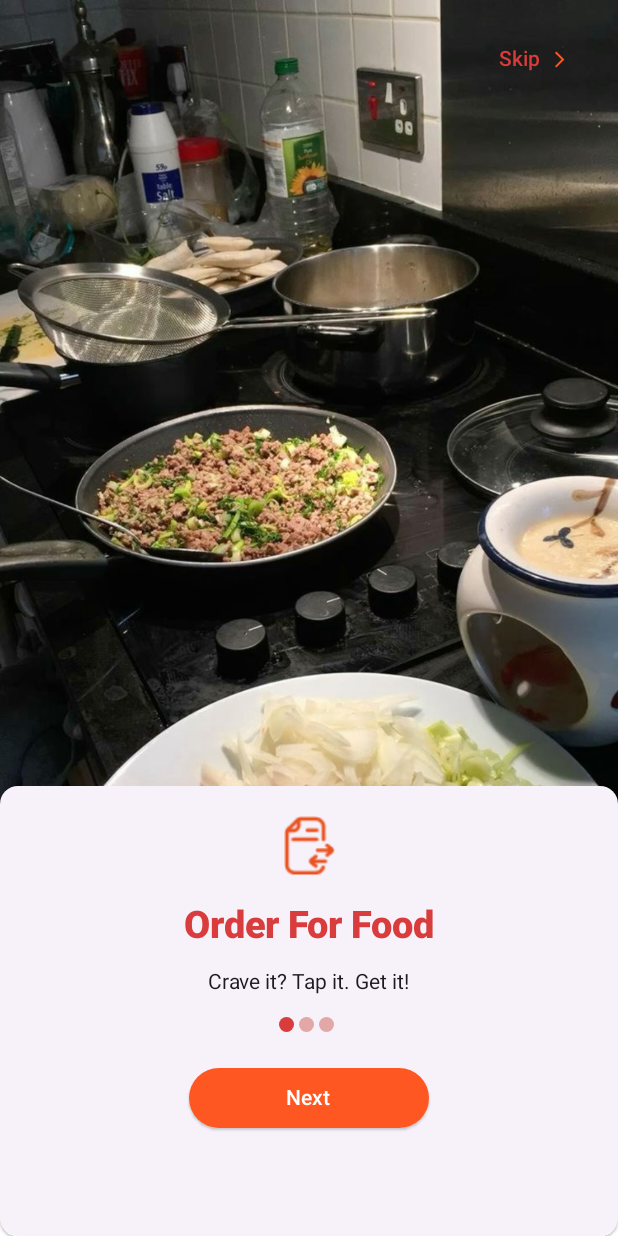
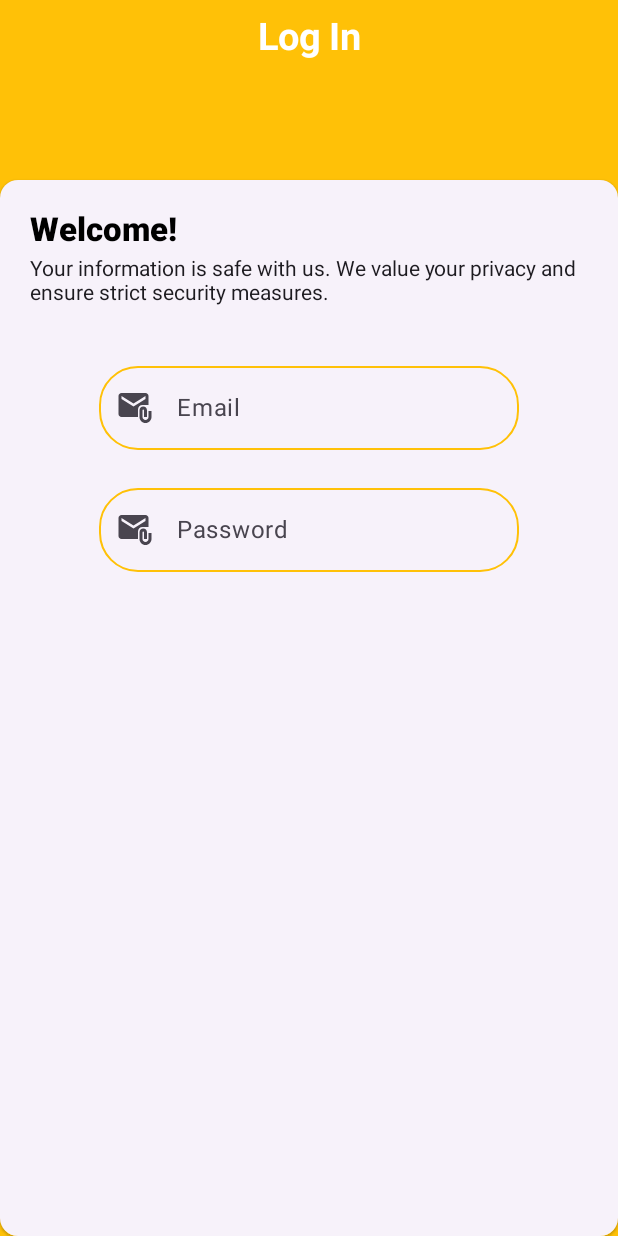
Before and after one commit to WahajSajid/Foodly, an Android app built with Jetpack Compose: the @Preview function Preview, on a phone screen of 412 x 824 dp. Run offline under Robolectric (Android 15) with nearby library versions, the phone set to English and light mode, and no system bars; our stand-ins replace accompanist.

Commit message:
Working on LoginScreen.kt

```diff
--- a/app/src/main/java/com/example/foodly/LoginScreen.kt
+++ b/app/src/main/java/com/example/foodly/LoginScreen.kt
@@ -1 +1,135 @@
+@file:Suppress("DEPRECATION")
+
 package com.example.foodly
+
+import android.media.Image
+import androidx.compose.foundation.background
+import androidx.compose.foundation.border
+import androidx.compose.foundation.layout.Arrangement
+import androidx.compose.foundation.layout.Box
+import androidx.compose.foundation.layout.Column
+import androidx.compose.foundation.layout.Row
+import androidx.compose.foundation.layout.WindowInsets
+import androidx.compose.foundation.layout.asPaddingValues
+import androidx.compose.foundation.layout.fillMaxSize
+import androidx.compose.foundation.layout.fillMaxWidth
+import androidx.compose.foundation.layout.padding
+import androidx.compose.foundation.layout.statusBars
+import androidx.compose.foundation.shape.RoundedCornerShape
+import androidx.compose.material3.ElevatedCard
+import androidx.compose.material3.Icon
+import androidx.compose.material3.Text
+import androidx.compose.material3.TextField
+import androidx.compose.material3.TextFieldColors
+import androidx.compose.material3.TextFieldDefaults
+import androidx.compose.runtime.Composable
+import androidx.compose.runtime.LaunchedEffect
+import androidx.compose.runtime.mutableStateOf
+import androidx.compose.runtime.saveable.rememberSaveable
+import androidx.compose.ui.Alignment
+import androidx.compose.ui.Modifier
+import androidx.compose.ui.focus.focusRequester
+import androidx.compose.ui.graphics.Color
+import androidx.compose.ui.graphics.Shape
+import androidx.compose.ui.graphics.painter.Painter
+import androidx.compose.ui.graphics.toArgb
+import androidx.compose.ui.res.painterResource
+import androidx.compose.ui.text.TextStyle
+import androidx.compose.ui.text.font.Font
+import androidx.compose.ui.text.font.FontWeight
+import androidx.compose.ui.tooling.preview.Preview
+import androidx.compose.ui.unit.dp
+import androidx.compose.ui.unit.sp
+import com.example.foodly.ui.theme.appThemeColor1
+import com.google.accompanist.systemuicontroller.rememberSystemUiController
+
+@Composable
+fun LogInScreen(stateViewModel: StateViewModel = StateViewModel()) {
+
+    //Setting the app bar theme color
+    val systemUiController = rememberSystemUiController()
+    LaunchedEffect(Unit) {
+        systemUiController.setStatusBarColor(
+            color = Color(appThemeColor1.toArgb()),
+            darkIcons = true
+        )
+        systemUiController.setStatusBarColor(
+            color = Color(appThemeColor1.toArgb()),
+            darkIcons = true
+        )
+    }
+    Box(
+        modifier = Modifier
+            .padding(WindowInsets.statusBars.asPaddingValues())
+            .fillMaxSize()
+    ) {
+        TopBar(heading = "Log In")
+        ElevatedCard(
+            modifier = Modifier
+                .fillMaxSize()
+                .padding(top = 120.dp)
+        ) {
+            Column(
+                modifier = Modifier
+                    .fillMaxWidth()
+                    .padding(top = 20.dp)
+            ) {
+                Text(
+                    "Welcome!",
+                    style = TextStyle(
+                        color = Color.Black,
+                        fontWeight = FontWeight.ExtraBold,
+                        fontSize = 22.sp
+                    ),
+                    modifier = Modifier.padding(start = 20.dp)
+                )
+                Text(
+                    text = "Your information is safe with us. We value your privacy and ensure strict security measures.",
+                    modifier = Modifier.padding(start = 20.dp, top = 5.dp)
+                )
+                Column(
+                    horizontalAlignment = Alignment.CenterHorizontally,
+                    modifier = Modifier
+                        .fillMaxWidth()
+                        .padding(top = 35.dp)
+                ) {
+                    TextInputField(
+                        stateViewModel = stateViewModel,
+                        purpose = "email",
+                        icon = painterResource(R.drawable.baseline_attach_email_24),
+                        placeHolder = "Email",
+                        modifier = Modifier
+                            .padding(top = 5.dp)
+                            .focusRequester(stateViewModel.focusRequester1.Default)
+                            .border(
+                                width = 1.dp,
+                                color = Color(appThemeColor1.toArgb()),
+                                shape = RoundedCornerShape(26.dp)
+                            )
+                    )
+                    TextInputField(
+                        stateViewModel = stateViewModel,
+                        purpose = "password",
+                        icon = painterResource(R.drawable.baseline_attach_email_24),
+                        placeHolder = "Password",
+                        modifier = Modifier
+                            .padding(top = 25.dp)
+                            .focusRequester(stateViewModel.focusRequester1.Default)
+                            .border(
+                                width = 1.dp,
+                                color = Color(appThemeColor1.toArgb()),
+                                shape = RoundedCornerShape(26.dp)
+                            )
+                    )
+                }
+            }
+        }
+    }
+}
+
+
+@Preview(showSystemUi = true, name = "Log In Screen")
+@Composable
+private fun Preview() {
+    LogInScreen()
+}
--- /dev/null
+++ b/app/src/main/java/com/example/foodly/RegisterAccountTopBar.kt
@@ -0,0 +1,37 @@
+package com.example.foodly
+
+import androidx.compose.foundation.background
+import androidx.compose.foundation.layout.Arrangement
+import androidx.compose.foundation.layout.Row
+import androidx.compose.foundation.layout.fillMaxSize
+import androidx.compose.foundation.layout.padding
+import androidx.compose.material3.Text
+import androidx.compose.runtime.Composable
+import androidx.compose.ui.Modifier
+import androidx.compose.ui.graphics.Color
+import androidx.compose.ui.graphics.toArgb
+import androidx.compose.ui.text.TextStyle
+import androidx.compose.ui.text.font.FontWeight
+import androidx.compose.ui.unit.dp
+import androidx.compose.ui.unit.sp
+import com.example.foodly.ui.theme.appThemeColor1
+
+@Composable
+fun TopBar(heading:String = ""){
+    Row(
+        horizontalArrangement = Arrangement.Center,
+        modifier = Modifier
+            .fillMaxSize()
+            .background(color = Color(appThemeColor1.toArgb())),
+    ) {
+        Text(
+            text = heading,
+            style = TextStyle(
+                fontSize = 25.sp,
+                color = Color.White,
+                fontWeight = FontWeight.Bold
+            ),
+            modifier = Modifier.padding(top = 10.dp)
+        )
+    }
+}
--- a/app/src/main/java/com/example/foodly/StateViewModel.kt
+++ b/app/src/main/java/com/example/foodly/StateViewModel.kt
@@ -1,7 +1,26 @@
 package com.example.foodly
 
+import androidx.compose.runtime.MutableState
+import androidx.compose.runtime.mutableStateOf
+import androidx.compose.ui.focus.FocusRequester
 import androidx.lifecycle.ViewModel
 
 class StateViewModel:ViewModel() {
+    //Login Screen States
+    private val _email = mutableStateOf("")
+    var email = _email
 
+    private val _password = mutableStateOf("")
+    var password = _password
+
+    //Register Screen
+    private val _name = mutableStateOf("")
+    var name = _name
+
+
+    //focus requester
+    val focusRequester1 = FocusRequester
+    val focusRequester2 = FocusRequester
+    val focusRequester3 = FocusRequester
+    val focusRequester4 = FocusRequester
 }
--- /dev/null
+++ b/app/src/main/java/com/example/foodly/TextInputField.kt
@@ -0,0 +1,63 @@
+package com.example.foodly
+
+import androidx.compose.foundation.text.KeyboardActions
+import androidx.compose.foundation.text.KeyboardOptions
+import androidx.compose.material3.Icon
+import androidx.compose.material3.Text
+import androidx.compose.material3.TextField
+import androidx.compose.material3.TextFieldDefaults
+import androidx.compose.runtime.Composable
+import androidx.compose.runtime.remember
+import androidx.compose.ui.Modifier
+import androidx.compose.ui.focus.FocusRequester
+import androidx.compose.ui.graphics.Color
+import androidx.compose.ui.graphics.painter.Painter
+import androidx.compose.ui.res.painterResource
+import androidx.compose.ui.text.input.ImeAction
+import androidx.compose.ui.tooling.preview.Preview
+import androidx.lifecycle.viewmodel.compose.viewModel
+
+@Composable
+fun TextInputField(
+    stateViewModel: StateViewModel = viewModel(),
+    purpose: String = "",
+    icon: Painter,
+    placeHolder: String = "",
+    modifier: Modifier = Modifier,
+    state:String = ""
+) {
+    when(purpose){"name" -> stateViewModel.name.value "email" -> stateViewModel.email.value "password" ->stateViewModel.password.value else -> null}?.let {
+        TextField(
+        value = it,
+        onValueChange = { when(purpose) {"name" -> stateViewModel.name.value = it "email" ->stateViewModel.email.value = it "password" ->stateViewModel.password.value = it} },
+        leadingIcon = { Icon(painter = icon, contentDescription = "leading icon") },
+        colors = TextFieldDefaults.colors(
+            unfocusedContainerColor = Color.Transparent,
+            focusedContainerColor = Color.Transparent,
+            focusedIndicatorColor = Color.Transparent,
+            unfocusedIndicatorColor = Color.Transparent,
+            disabledIndicatorColor = Color.Transparent,
+        ),
+        modifier = modifier,
+        placeholder = { Text(text = placeHolder) },
+        keyboardOptions = if (purpose == "name" || purpose == "email") KeyboardOptions.Default.copy(
+            imeAction = ImeAction.Next
+        ) else KeyboardOptions.Default.copy(
+            imeAction = ImeAction.Done
+        ),
+        keyboardActions = when (purpose) {
+            "name" -> KeyboardActions(onNext = { stateViewModel.focusRequester2.Default.requestFocus() })
+            "email" -> KeyboardActions(onNext = { stateViewModel.focusRequester3.Default.requestFocus() })
+            else -> KeyboardActions(
+                onDone = null
+            )
+        }
+    )
+    }
+}
+
+@Preview(name = "Input Text Field")
+@Composable
+private fun InputFieldPreview() {
+    TextInputField(icon = painterResource(R.drawable.baseline_attach_email_24))
+}
--- a/app/src/main/java/com/example/foodly/ui/theme/Color.kt
+++ b/app/src/main/java/com/example/foodly/ui/theme/Color.kt
@@ -7,6 +7,7 @@ val PurpleGrey80 = Color(0xFFCCC2DC)
 val Pink80 = Color(0xFFEFB8C8)
 
 val appThemeColor1 = Color(0xFFFFC107)
+val textFieldColor = Color(0xFFF6E2B1)
 val appThemeColor2 = Color(0xFFD83C3C)
 val dim_appThemeColor2 = Color(0xFFE2A7A7)
 
--- /dev/null
+++ b/app/src/main/res/drawable/baseline_attach_email_24.xml
@@ -0,0 +1,7 @@
+<vector xmlns:android="http://schemas.android.com/apk/res/android" android:height="24dp" android:tint="#FF5722" android:viewportHeight="24" android:viewportWidth="24" android:width="24dp">
+
+    <path android:fillColor="@android:color/white" android:pathData="M21,10V4c0,-1.1 -0.9,-2 -2,-2H3C1.9,2 1.01,2.9 1.01,4L1,16c0,1.1 0.9,2 2,2h11v-5c0,-1.66 1.34,-3 3,-3H21zM11,11L3,6V4l8,5l8,-5v2L11,11z"/>
+
+    <path android:fillColor="@android:color/white" android:pathData="M21,14v4c0,1.1 -0.9,2 -2,2s-2,-0.9 -2,-2v-4.5c0,-0.28 0.22,-0.5 0.5,-0.5s0.5,0.22 0.5,0.5V18h2v-4.5c0,-1.38 -1.12,-2.5 -2.5,-2.5S15,12.12 15,13.5V18c0,2.21 1.79,4 4,4s4,-1.79 4,-4v-4H21z"/>
+
+</vector>
```
